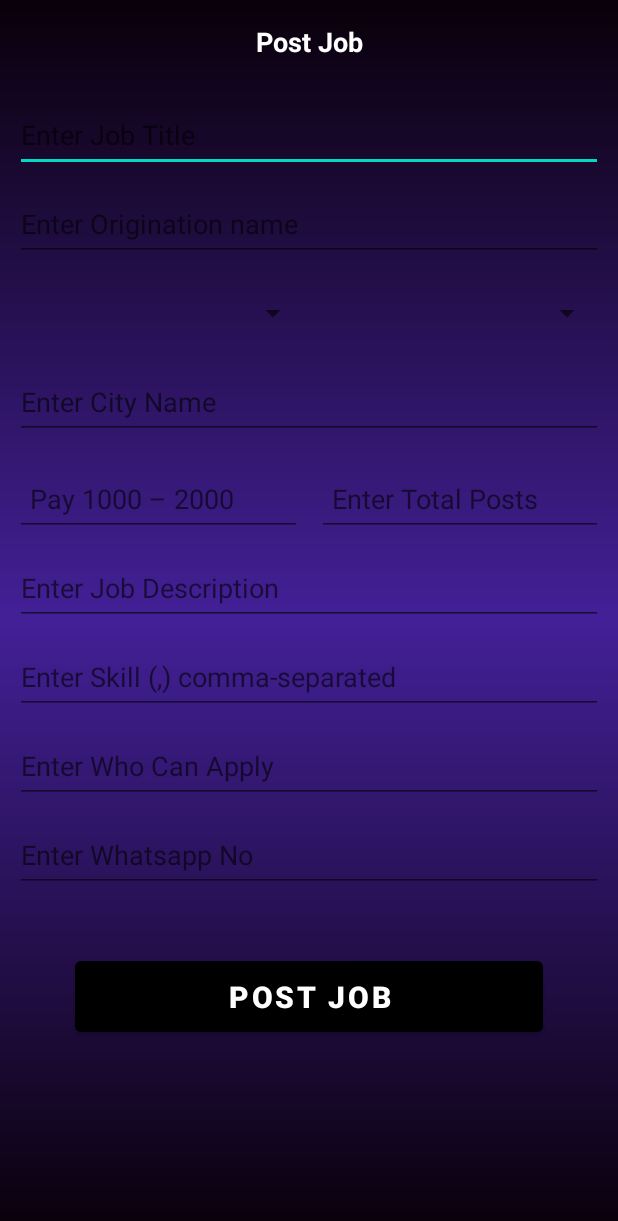
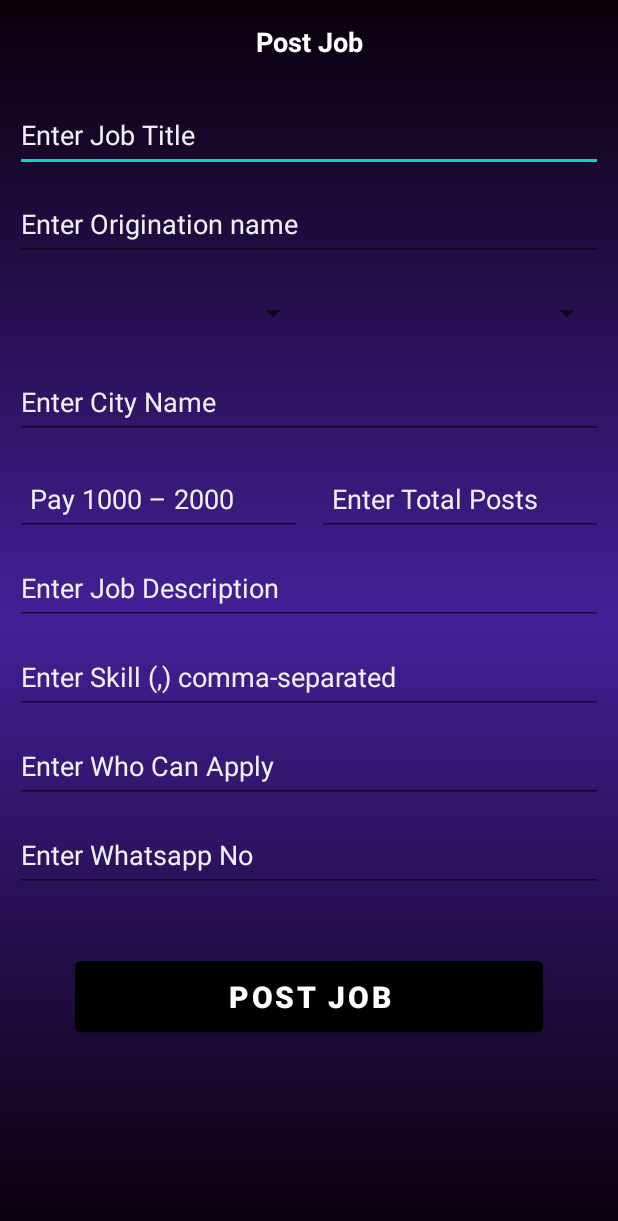
Before and after one commit to ankit3r/find-job, an Android app: the layout post_job_bottom.xml on its own in the app's theme, with its tools: preview values and no code run, on a phone screen of 412 x 824 dp. Shown: the top 1221 px of the screen. Run offline under Robolectric (Android 15) with nearby library versions, the phone set to English and light mode, and no system bars.

Commit message:
all done.

```diff
--- a/app/src/main/java/com/gyanhub/finde_job/fragments/main/HomeFragment.kt
+++ b/app/src/main/java/com/gyanhub/finde_job/fragments/main/HomeFragment.kt
@@ -4,9 +4,7 @@ import android.app.Activity
 import android.app.AlertDialog
 import android.content.Intent
 import android.os.Bundle
-import android.util.Log
 import android.view.*
-import android.view.inputmethod.EditorInfo
 import android.view.inputmethod.InputMethodManager
 import android.widget.AdapterView
 import android.widget.Button
--- a/app/src/main/res/layout/post_job_bottom.xml
+++ b/app/src/main/res/layout/post_job_bottom.xml
@@ -24,7 +24,9 @@
             android:ems="10"
             android:hint="@string/job_title"
             android:inputType="textPersonName"
-            android:minHeight="49dp" />
+            android:minHeight="49dp"
+            android:textColor="@color/white"
+            android:textColorHint="@color/material_dynamic_neutral95" />
 
         <EditText
             android:id="@+id/eTxtCyName"
@@ -34,7 +36,9 @@
             android:ems="10"
             android:hint="@string/enter_origination_name"
             android:inputType="textPersonName"
-            android:minHeight="49dp" />
+            android:minHeight="49dp"
+            android:textColor="@color/white"
+            android:textColorHint="@color/material_dynamic_neutral95" />
 
         <LinearLayout
             android:layout_width="match_parent"
@@ -57,6 +61,7 @@
                 android:layout_weight="1"
                 android:minHeight="49dp" />
         </LinearLayout>
+
         <EditText
             android:id="@+id/eTxtxCity"
             android:layout_width="match_parent"
@@ -66,7 +71,9 @@
             android:gravity="start|center"
             android:hint="@string/enter_city_name"
             android:inputType="text"
-            android:minHeight="49dp" />
+            android:minHeight="49dp"
+            android:textColor="@color/white"
+            android:textColorHint="@color/material_dynamic_neutral95" />
 
         <LinearLayout
             android:layout_width="match_parent"
@@ -87,7 +94,9 @@
                 android:inputType="date"
                 android:minHeight="49dp"
                 android:paddingStart="10dp"
-                android:paddingEnd="10dp" />
+                android:paddingEnd="10dp"
+                android:textColor="@color/white"
+                android:textColorHint="@color/material_dynamic_neutral95" />
 
             <EditText
                 android:id="@+id/eTxtTotalPost"
@@ -100,7 +109,9 @@
                 android:inputType="number"
                 android:minHeight="49dp"
                 android:paddingStart="10dp"
-                android:paddingEnd="10dp" />
+                android:paddingEnd="10dp"
+                android:textColor="@color/white"
+                android:textColorHint="@color/material_dynamic_neutral95" />
         </LinearLayout>
 
 
@@ -113,7 +124,9 @@
             android:gravity="start|center"
             android:hint="@string/enter_job_description"
             android:inputType="textMultiLine"
-            android:minHeight="49dp" />
+            android:minHeight="49dp"
+            android:textColor="@color/white"
+            android:textColorHint="@color/material_dynamic_neutral95" />
 
         <EditText
             android:id="@+id/eTxtSkill"
@@ -124,7 +137,9 @@
             android:gravity="start|center"
             android:hint="@string/enter_skill"
             android:inputType="text"
-            android:minHeight="49dp" />
+            android:minHeight="49dp"
+            android:textColor="@color/white"
+            android:textColorHint="@color/material_dynamic_neutral95" />
 
         <EditText
             android:id="@+id/eTxtWCA"
@@ -135,7 +150,9 @@
             android:gravity="start|center"
             android:hint="@string/enter_who_can_apply"
             android:inputType="textMultiLine"
-            android:minHeight="49dp" />
+            android:minHeight="49dp"
+            android:textColor="@color/white"
+            android:textColorHint="@color/material_dynamic_neutral95" />
 
         <EditText
             android:id="@+id/eTxtWhNo"
@@ -145,7 +162,9 @@
             android:ems="10"
             android:hint="@string/enter_whatsapp_no"
             android:inputType="phone"
-            android:minHeight="49dp" />
+            android:minHeight="49dp"
+            android:textColor="@color/white"
+            android:textColorHint="@color/material_dynamic_neutral95" />
 
         <Button
             android:id="@+id/btnPostJob"
```
Also changed, not shown: app/src/main/java/com/gyanhub/finde_job/activity/comp/LoaderClass.kt (+17 -9 lines), app/src/main/java/com/gyanhub/finde_job/repository/DbRepository.kt (+7 -9 lines), app/src/main/java/com/gyanhub/finde_job/viewModle/DbViewModel.kt (+1 -8 lines).
